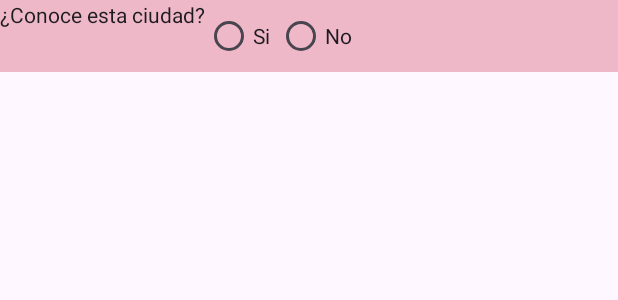
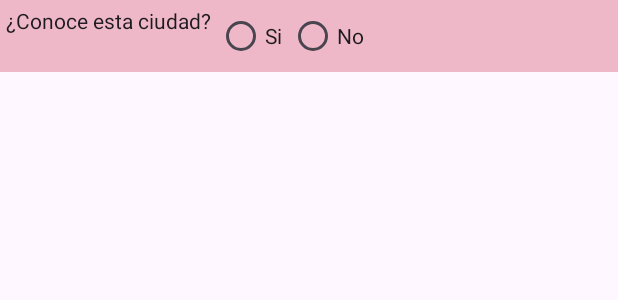
Before and after one commit to RobertoMedinaP/Individual14M4, an Android app: the layout fragment_pregunta.xml on its own in the app's theme, with its tools: preview values and no code run, on a phone screen of 412 x 824 dp. Shown: the top 300 px of the screen. Run offline under Robolectric (Android 15) with nearby library versions, the phone set to English and light mode, and no system bars.

Commit message:
segundo fragmento estatico

```diff
--- a/app/src/main/res/layout/fragment_pregunta.xml
+++ b/app/src/main/res/layout/fragment_pregunta.xml
@@ -13,7 +13,8 @@
         android:layout_width="wrap_content"
         android:layout_height="wrap_content"
         android:text="@string/pregunta"
-        android:textColor="?android:attr/textColorPrimary" />
+        android:textColor="?android:attr/textColorPrimary"
+        android:padding="4dp"/>
 
     <RadioGroup
         android:id="@+id/radiogroup1"
--- a/app/src/main/res/values/strings.xml
+++ b/app/src/main/res/values/strings.xml
@@ -3,5 +3,7 @@
     <string name="pregunta">¿Conoce esta ciudad?</string>
     <string name="si">Si</string>
     <string name="no">No</string>
+    <!-- TODO: Remove or change this placeholder text -->
+    <string name="hello_blank_fragment">Hello blank fragment</string>
 
 </resources>
```
Also changed, not shown: app/src/main/res/layout/activity_main.xml (+9 -0 lines), app/src/main/java/com/example/individual14m4/Pregunta.java (line endings or trailing spaces).
